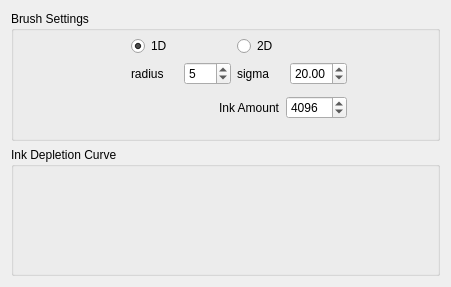
Above: krita/plugins/paintops/sumie/wdgsumieoptions.ui from KDE/krita before the change. Below: the same form after it.
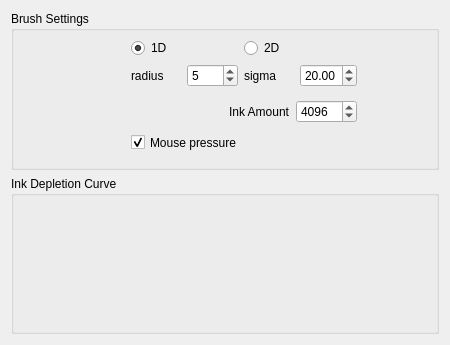
That is the form after the change. Custom widgets are drawn as their Qt base class.

Commit message: experimental mouse pressure from distance/speed support, rotation of brush works nicely, and pressure support in general works too. This implementation override paintLine instead of paintAt from KisPaintOp.

Diff of the .ui file:
```diff
--- a/krita/plugins/paintops/sumie/wdgsumieoptions.ui
+++ b/krita/plugins/paintops/sumie/wdgsumieoptions.ui
@@ -5,14 +5,14 @@
    <rect>
     <x>0</x>
     <y>0</y>
-    <width>451</width>
-    <height>287</height>
+    <width>450</width>
+    <height>345</height>
    </rect>
   </property>
   <property name="minimumSize" >
    <size>
     <width>450</width>
-    <height>280</height>
+    <height>345</height>
    </size>
   </property>
   <property name="windowTitle" >
@@ -41,8 +41,8 @@
        <rect>
         <x>120</x>
         <y>20</y>
-        <width>216</width>
-        <height>94</height>
+        <width>226</width>
+        <height>99</height>
        </rect>
       </property>
       <layout class="QVBoxLayout" >
@@ -131,6 +131,22 @@
        </item>
       </layout>
      </widget>
+     <widget class="QCheckBox" name="mousePressureCBox" >
+      <property name="geometry" >
+       <rect>
+        <x>120</x>
+        <y>120</y>
+        <width>131</width>
+        <height>23</height>
+       </rect>
+      </property>
+      <property name="text" >
+       <string>Mouse pressure</string>
+      </property>
+      <property name="checked" >
+       <bool>true</bool>
+      </property>
+     </widget>
     </widget>
    </item>
   </layout>
```
Left out of the diff: 2 changed lines with no effect on the pictures. The commit also changes 8 other files.
